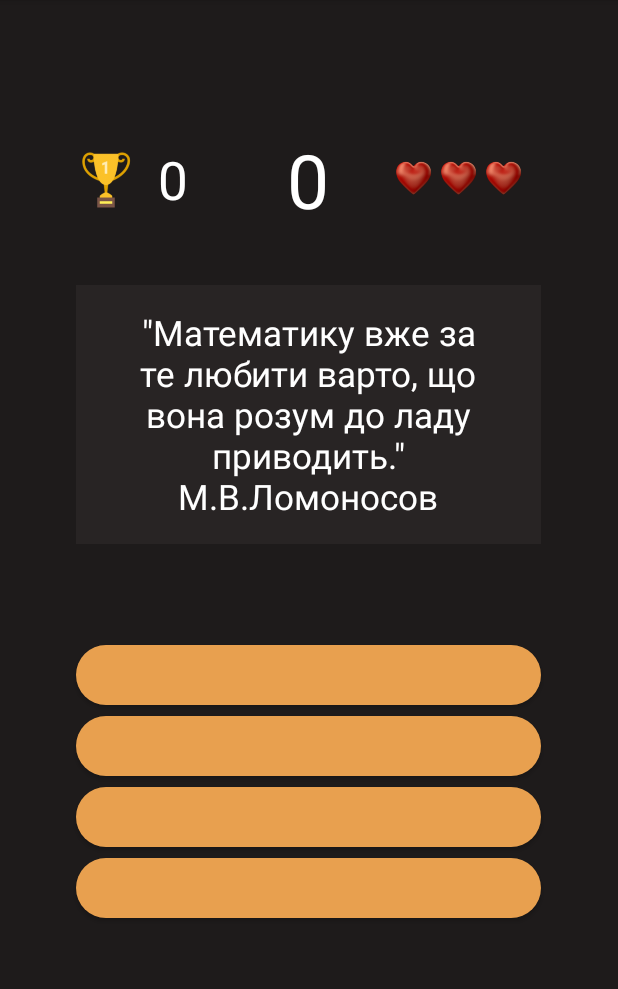
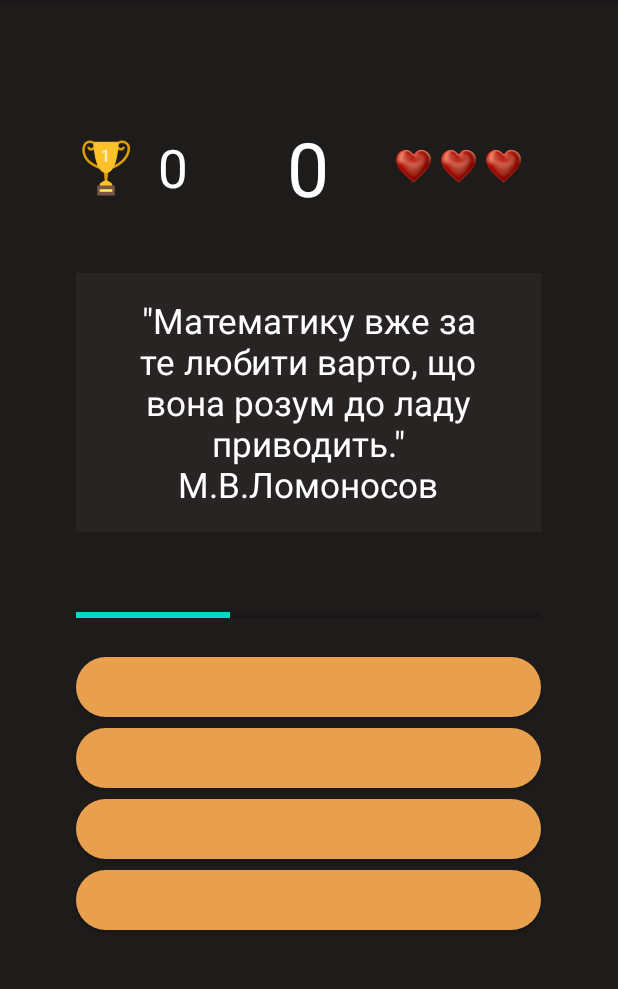
Before and after one commit to navimakarov/znomaths, an Android app: the QuizActivity screen opened directly, with no data from a screen before it, on a phone screen of 412 x 824 dp, the part 84-1073 px from its top. Run offline under Robolectric (Android 15) with nearby library versions, the phone set to English and light mode, and no system bars.

Commit message:
Add progressBar

```diff
--- a/app/src/main/java/com/makarov/znomaths/QuizActivity.java
+++ b/app/src/main/java/com/makarov/znomaths/QuizActivity.java
@@ -7,20 +7,24 @@ import android.util.Log;
 import java.lang.reflect.Type;
 import java.util.List;
 import android.os.Bundle;
+import android.widget.ProgressBar;
 
 public class QuizActivity extends AppCompatActivity {
 
     private String jsonFileString;
+    private ProgressBar pbHorizontal;
 
     @Override
     protected void onCreate(Bundle savedInstanceState) {
         super.onCreate(savedInstanceState);
         setContentView(R.layout.activity_quiz);
 
+        pbHorizontal = (ProgressBar) findViewById(R.id.pb);
+        pbHorizontal.setProgress(33);
+
         jsonFileString = Utils.getJsonFromAssets(getApplicationContext(), "db.json");
         Gson gson = new Gson();
         Type listQuestionType = new TypeToken<List<Question>>() { }.getType();
         List<Question> questions = gson.fromJson(jsonFileString, listQuestionType);
-
     }
 }
--- a/app/src/main/res/layout/activity_quiz.xml
+++ b/app/src/main/res/layout/activity_quiz.xml
@@ -72,7 +72,7 @@
     <ScrollView
         android:layout_width="310dp"
         android:layout_height="200dp"
-        android:layout_marginBottom="40dp">
+        android:layout_marginBottom="20dp">
     <TextView
         android:id="@+id/textView2"
         android:layout_width="310dp"
@@ -83,9 +83,16 @@
         android:text='"Математику вже за те любити варто, що вона розум до ладу приводить."\nМ.В.Ломоносов'
         android:textColor="#FFFFFF"
         android:textSize="23sp"
-        android:layout_marginBottom="40dp"
+        android:layout_marginBottom="20dp"
         />
     </ScrollView>
+
+    <ProgressBar
+        android:id="@+id/pb"
+        style="?android:attr/progressBarStyleHorizontal"
+        android:layout_width="310dp"
+        android:layout_height="wrap_content"
+        android:layout_marginBottom="20dp"/>
 
     <Button
         android:layout_width="310dp"
```
